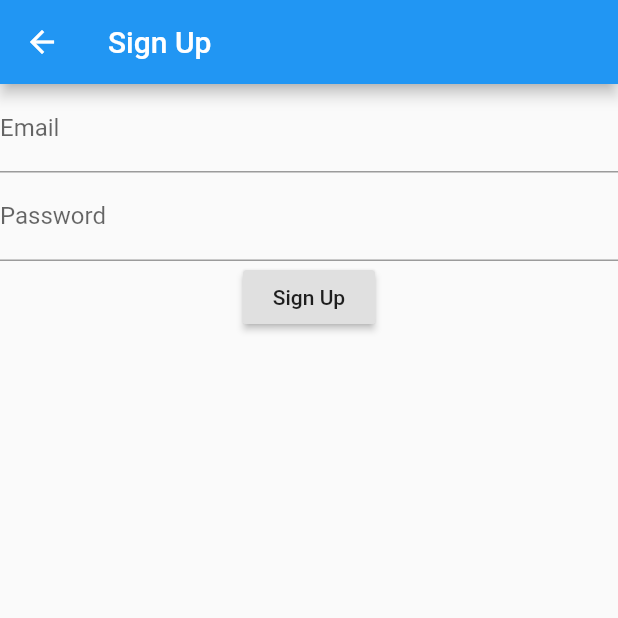
After one commit to 6Niners/Purr, a Flutter app: the SignUpPage screen opened directly, after a tap on "Sign Up", on a phone screen of 412 x 824 dp, the top half of it. The commit adds this screen. Run offline on Flutter 3.47's test engine with Material 2 defaults, Android fonts, the phone set to English and light mode, and no system bars; our stand-ins replace firebase_auth, firebase_core, flutter_tindercard, fluttertoast, get; accounts and stored records are empty.

Commit message:
Added SignUp method Fixed some imports [PLEASE USE 'PACKAGE:' INSTEAD OF DIRECTORIES TO IMPORT FILES]

```diff
--- a/lib/MainController.dart
+++ b/lib/MainController.dart
@@ -1,6 +1,5 @@
-
 import 'package:get/get.dart';
-import 'file:///F:/AndroidStudioProjects/Purr/lib/MainPage/MainPageController.dart';
+import 'package:purr/MainPage/MainPageController.dart';
 import 'package:purr/Registration/RegistrationController.dart';
 
 class MainController extends GetxController {
--- a/lib/MainPage/MainPage.dart
+++ b/lib/MainPage/MainPage.dart
@@ -1,8 +1,7 @@
 import 'package:flutter/material.dart';
 import 'package:flutter_tindercard/flutter_tindercard.dart';
 import 'package:get/get.dart';
-import 'file:///F:/AndroidStudioProjects/Purr/lib/MainPage/MainPageController.dart';
-
+import 'package:purr/MainPage/MainPageController.dart';
 
 class MainPage extends StatefulWidget {
   @override
--- a/lib/Registration/RegistrationController.dart
+++ b/lib/Registration/RegistrationController.dart
@@ -1,8 +1,8 @@
 import 'package:firebase_auth/firebase_auth.dart';
+import 'package:firebase_core/firebase_core.dart';
 import 'package:flutter/cupertino.dart';
 import 'package:get/get.dart';
 import 'package:purr/MainPage/MainPage.dart';
-import 'package:firebase_core/firebase_core.dart';
 class RegistrationController extends GetxController{
 
 
@@ -31,4 +31,24 @@ Future<void> signIn(GlobalKey<FormState> _formKey,String email,String password)
 }
 
 
+Future<void> signUp(GlobalKey<FormState> _formKey,String email,String password) async {
+  final formState = _formKey.currentState;
+
+  try {
+    FirebaseAuth.instance.createUserWithEmailAndPassword(
+        email: email, password: password);
+    Get.to(MainPage());
+  } on FirebaseAuthException catch(e){
+    if (e.code == 'weak-password'){
+      print('The password provided is very weak');
+    } else if (e.code == 'email-already-in-use'){
+      print('This email is already in use, try to sign in instead');
+    }
+  } catch(e){
+    print(e.toString());
+  }
 }
+
+
+
+}
--- /dev/null
+++ b/lib/Registration/sign_up.dart
@@ -0,0 +1,74 @@
+import 'package:flutter/material.dart';
+import 'package:get/get.dart';
+import 'package:purr/Registration/RegistrationController.dart';
+
+class SignUpPage extends StatefulWidget {
+  SignUpPage({Key key, this.title}) : super(key: key);
+  final String title;
+
+  @override
+  SignUpPageState createState() => SignUpPageState();
+}
+
+class SignUpPageState extends State<SignUpPage> {
+
+  String _email, _password;
+  final GlobalKey<FormState> _formKey = GlobalKey<FormState>();
+  RegistrationController CONT=Get.find();
+  @override
+  Widget build(BuildContext context) {
+    return Scaffold(
+        appBar: AppBar(
+          // Here we take the value from the _LoginPage object that was created by
+          // the App.build method, and use it to set our appbar title.
+          title: Text(widget.title),
+        ),
+        body: Form(
+            key: _formKey,
+            child: Column(
+                children: <Widget>[
+                  TextFormField(
+                      validator: (input) {
+                        if (input.isEmpty) {
+                          return 'Please type an Email';
+                        }
+                        return null;
+                      },
+                      onChanged: (input) => {_email = input},
+                      onSaved: (input) => {_email = input},
+                      decoration: InputDecoration(
+                          labelText: 'Email'
+                      )
+                  ),
+                  TextFormField(
+                    validator: (input) {
+                      if (input.length < 6) {
+                        return 'Your password should be at least 6 characters';
+                      }
+                      return null;
+                    },
+                    onChanged: (input) => {_password = input},
+                    onSaved: (input) => {_password = input},
+                    decoration: InputDecoration(
+                        labelText: 'Password'
+                    ),
+                    obscureText: true,
+                  ),
+                  RaisedButton(
+                    onPressed: () async {
+                      print("in");
+                      await CONT.signUp(_formKey,_email,_password);
+                    },
+                    child: Text('Sign Up'),
+                  )
+                ]
+            )
+        )
+    );
+  }
+
+
+
+
+
+}
--- a/lib/main.dart
+++ b/lib/main.dart
@@ -2,6 +2,7 @@ import 'package:flutter/material.dart';
 import 'package:get/get.dart';
 import 'package:purr/MainPage/MainPage.dart';
 import 'package:purr/Registration/sign_in.dart';
+import 'package:purr/Registration/sign_up.dart';
 
 import 'MainController.dart';
 
@@ -43,6 +44,7 @@ class ListOfPages extends StatelessWidget {
           children: <Widget>[
         PageButton(MainPage(),"Main Page"),
         PageButton(LoginPage(title: 'Sign In'),"Login Page"),
+        PageButton(SignUpPage(title: 'Sign Up'),"Sign Up Page"),
           ],
         ),
       ),
```
